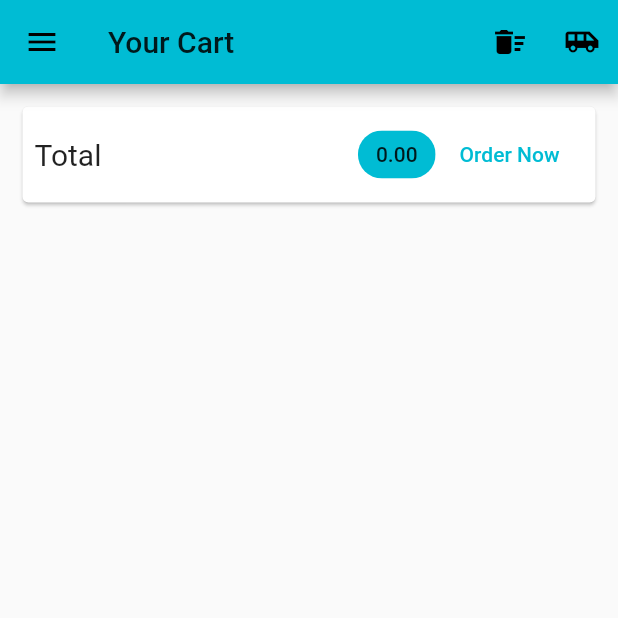
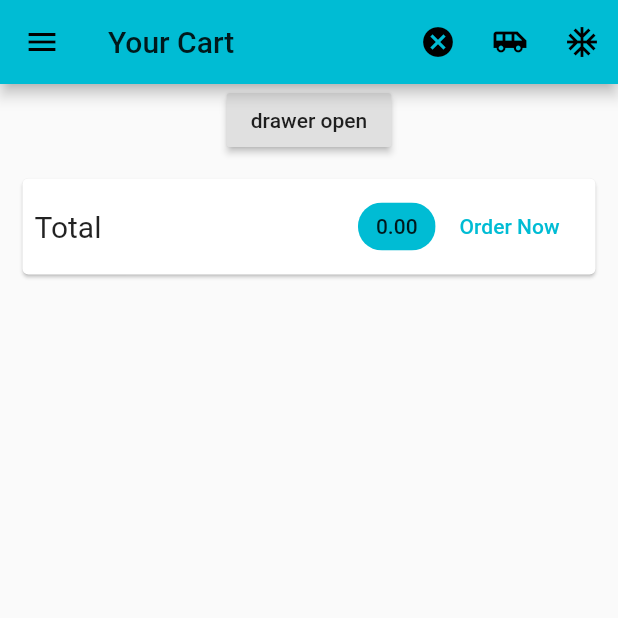
Before and after one commit to cyx977/srShop, a Flutter app: the CartDetailScreen screen opened by its route, on a phone screen of 412 x 824 dp, the top half of it. Run offline on Flutter 3.47's test engine with Material 2 defaults, Android fonts, the phone set to English and light mode, and no system bars; network calls fail.

Commit message:
trigger openDrawer

```diff
--- a/lib/screens/cart_detail_screen.dart
+++ b/lib/screens/cart_detail_screen.dart
@@ -17,7 +17,7 @@ class CartDetailScreen extends StatelessWidget {
         actions: [
           IconButton(
             icon: Icon(
-              Icons.delete_sweep,
+              Icons.cancel,
             ),
             onPressed: () {
               Provider.of<CartProvider>(context, listen: false).clear();
@@ -31,10 +31,17 @@ class CartDetailScreen extends StatelessWidget {
               Navigator.pushReplacementNamed(context, OrderScreen.route);
             },
           ),
+          DrawerTrigger()
         ],
       ),
       body: Column(
         children: [
+          RaisedButton(
+            onPressed: () {
+              Scaffold.of(context).openDrawer();
+            },
+            child: Text("drawer open"),
+          ),
           Card(
             margin: EdgeInsets.all(15.0),
             child: Padding(
@@ -112,3 +119,19 @@ class CartDetailScreen extends StatelessWidget {
     );
   }
 }
+
+class DrawerTrigger extends StatelessWidget {
+  const DrawerTrigger({
+    Key key,
+  }) : super(key: key);
+
+  @override
+  Widget build(BuildContext context) {
+    return IconButton(
+      icon: Icon(Icons.ac_unit),
+      onPressed: () {
+        Scaffold.of(context).openDrawer();
+      },
+    );
+  }
+}
```
